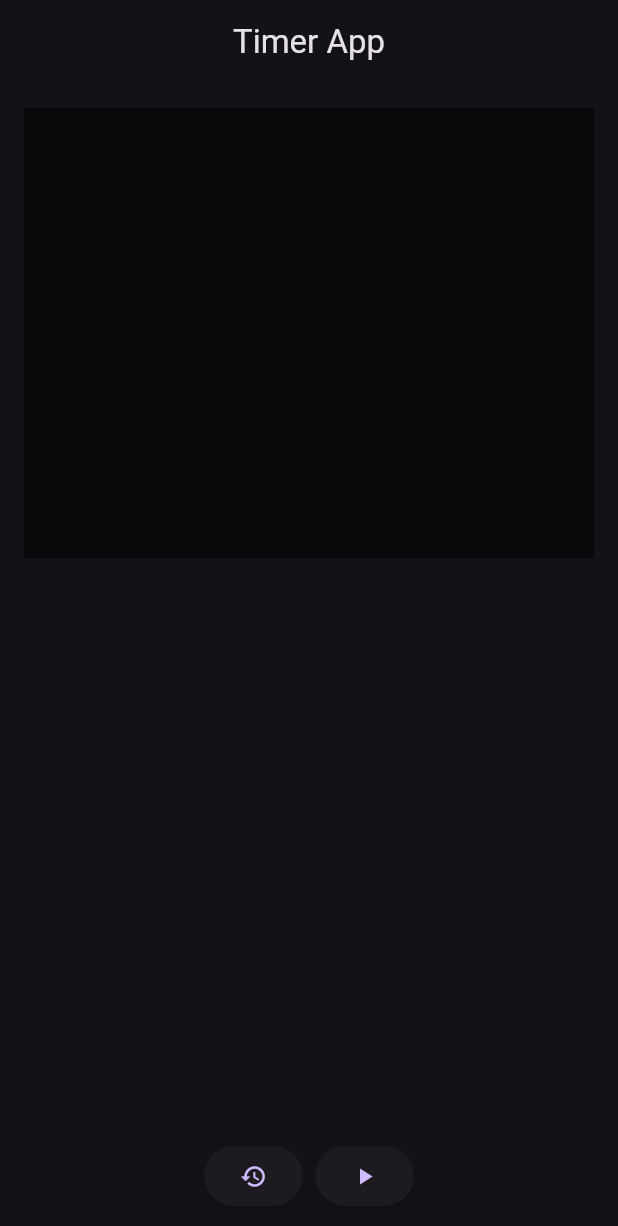
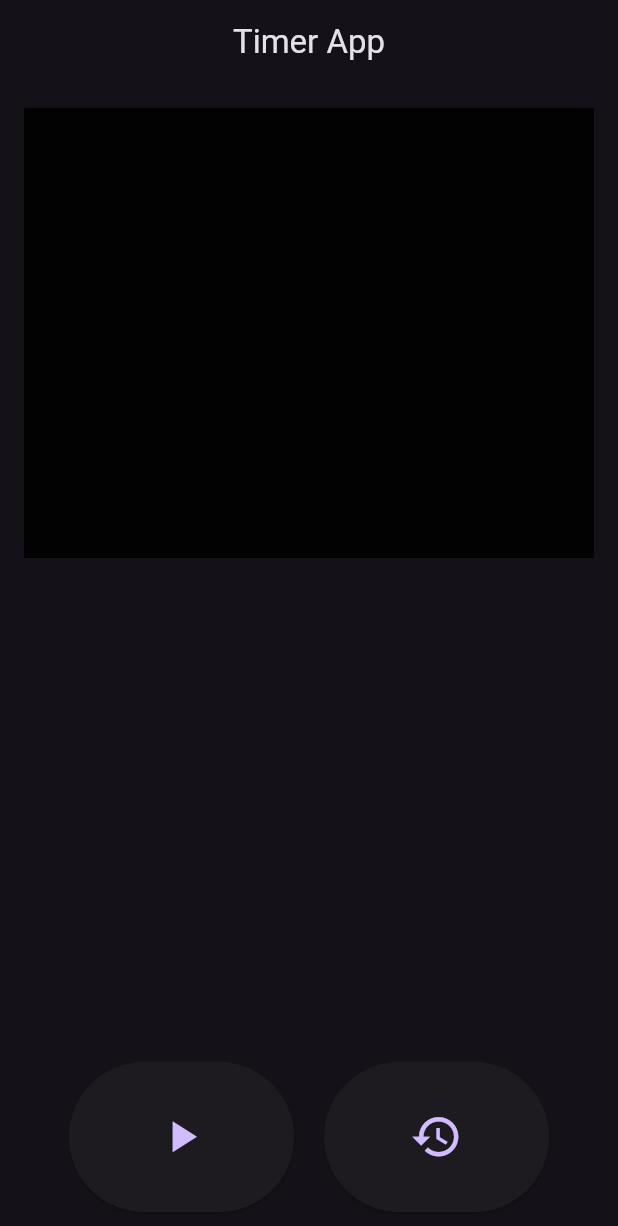
Before and after one commit to togg4/flutter-stoppwatch-app, a Flutter app: the screen it shows after launch, on a phone screen of 412 x 824 dp. Shown: the top 1226 px of the screen. Run offline on Flutter 3.47's test engine with Material 3 defaults, Android fonts, the phone set to English and light mode, and no system bars.

Commit message:
Stopwatch button and reset button merged

```diff
--- a/lib/pages/timer_page.dart
+++ b/lib/pages/timer_page.dart
@@ -8,8 +8,9 @@ class TimerPage extends StatefulWidget {
 }
 
 class _TimerPageState extends State<TimerPage> {
-  final stopwatch = Stopwatch();
+  var stopwatch = Stopwatch();
   String elapsed = '';
+  static const double iconSize = 35;
 
   @override
   Widget build(BuildContext context) {
@@ -20,7 +21,7 @@ class _TimerPageState extends State<TimerPage> {
           Container(
             height: 300,
             width: 400,
-            color: Colors.black54,
+            color: Colors.black87,
             alignment: Alignment.center,
             child: Text(
               elapsed,
@@ -29,32 +30,45 @@ class _TimerPageState extends State<TimerPage> {
               ),
             ),
           ),
-          const SizedBox(height: 8.0),
-          if (stopwatch.isRunning)
-            ElevatedButton(
+          Row(
+            mainAxisAlignment: MainAxisAlignment.center,
+            children: [
+              if (stopwatch.isRunning) ...[
+                SizedBox(
+                  width: 150,
+                  height: 100,
+                  child: ElevatedButton(
                     onPressed: () {
                       stopwatch.stop();
                       setState(() {});
+                      /*_onTimerStarted(stopwatch.isRunning, () => setState(() {}));*/
                     },
                     child: const Icon(
                       Icons.pause,
+                      size: iconSize,
                     ),
-            )
-          else
-            Row(
-              mainAxisAlignment: MainAxisAlignment.center,
-              children: [
-                ElevatedButton(
+                  ),
+                ),
+                const SizedBox(width: 20),
+                SizedBox(
+                  width: 150,
+                  height: 100,
+                  child: ElevatedButton(
                     onPressed: () {
                       stopwatch.reset();
                       setState(() {});
                     },
                     child: const Icon(
-                    Icons.restore,
+                      Icons.timer,
+                      size: iconSize,
                     ),
                   ),
-                const SizedBox(width: 8.0),
-                ElevatedButton(
+                ),
+              ] else ...[
+                SizedBox(
+                  width: 150,
+                  height: 100,
+                  child: ElevatedButton(
                     onPressed: () {
                       stopwatch.start();
                       setState(() {});
@@ -62,8 +76,26 @@ class _TimerPageState extends State<TimerPage> {
                     },
                     child: const Icon(
                       Icons.play_arrow,
+                      size: iconSize,
                     ),
                   ),
+                ),
+                const SizedBox(width: 20),
+                SizedBox(
+                  width: 150,
+                  height: 100,
+                  child: ElevatedButton(
+                    onPressed: () {
+                      stopwatch.reset();
+                      setState(() {});
+                    },
+                    child: const Icon(
+                      Icons.restore,
+                      size: iconSize,
+                    ),
+                  ),
+                )
+              ]
             ],
           ),
         ],
```
Lines whose indentation alone changed are shown as unchanged.
